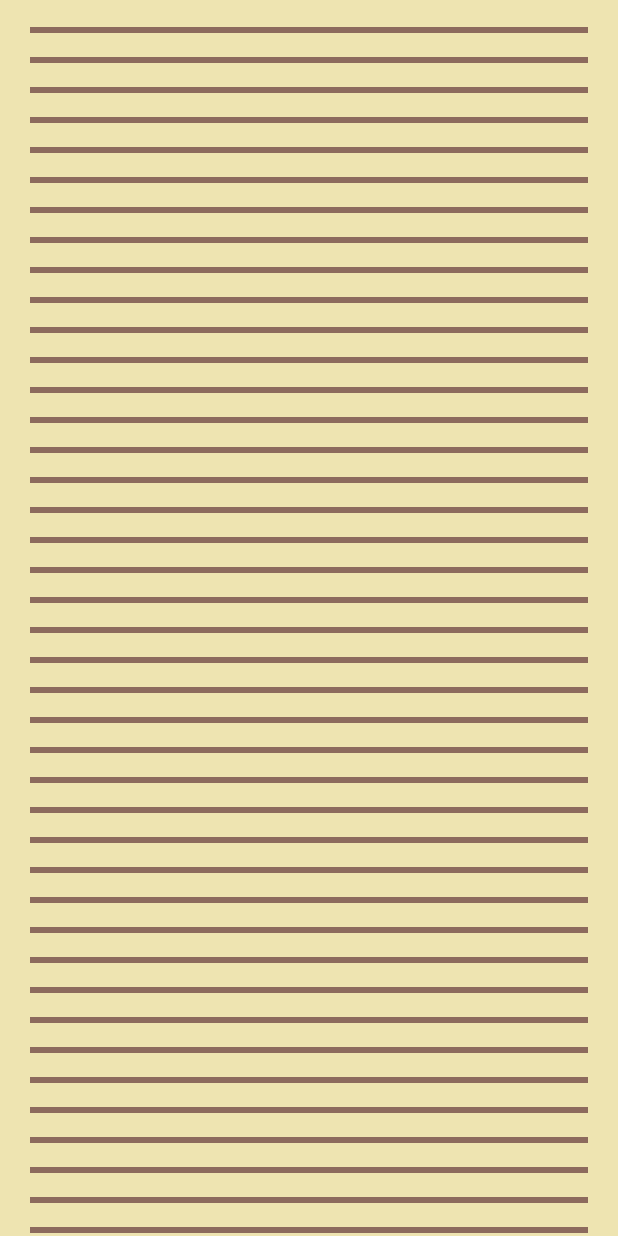
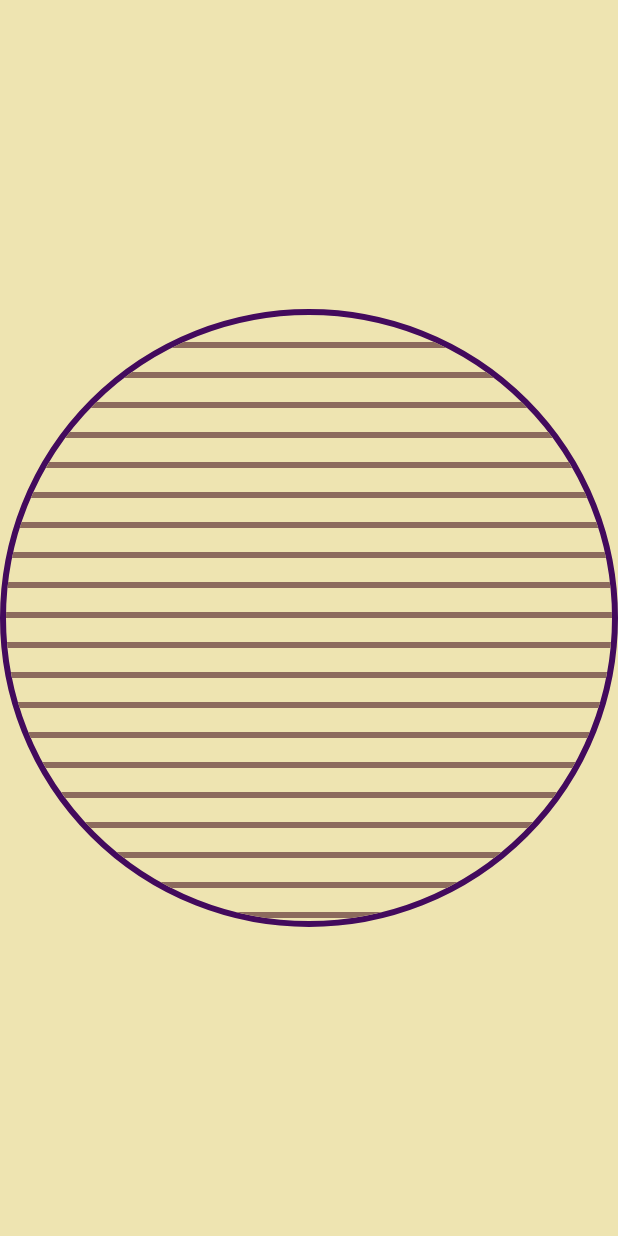
Before and after one commit to jsk9106/bouncing_string, a Flutter app: the screen it shows after launch, on a phone screen of 412 x 824 dp. Run offline on Flutter 3.47's test engine with Material 3 defaults, Android fonts, the phone set to English and light mode, and no system bars; our stand-ins replace get.

Commit message:
circle 추가, cursor 변경

```diff
--- /dev/null
+++ b/lib/config/global_assets.dart
@@ -0,0 +1,3 @@
+class GlobalAssets {
+  static const String pngCursor = 'assets/images/global/cursor.png';
+}
--- a/lib/screens/main/circle.dart
+++ /dev/null
@@ -1,53 +0,0 @@
-import 'package:bouncing_string/config/constants.dart';
-import 'package:flutter/material.dart';
-
-class Circle extends StatelessWidget {
-  const Circle({
-    super.key,
-    required this.screen,
-    required this.moveX,
-    required this.moveY,
-  });
-
-  final Size screen;
-  final double moveX;
-  final double moveY;
-
-  @override
-  Widget build(BuildContext context) {
-    final double circleRadius = screen.width * .04;
-
-    return CustomPaint(
-      size: Size(circleRadius, circleRadius),
-      painter: CirclePainter(
-        moveX: moveX,
-        moveY: moveY,
-      ),
-    );
-  }
-}
-
-class CirclePainter extends CustomPainter {
-  CirclePainter({
-    required this.moveX,
-    required this.moveY,
-  });
-
-  final double moveX;
-  final double moveY;
-
-  final _paint = Paint()
-    ..color = $style.colors.secondary
-    ..style = PaintingStyle.fill;
-
-  @override
-  void paint(Canvas canvas, Size size) {
-    canvas.drawOval(
-      Rect.fromLTWH(moveX - size.width / 2, moveY - size.height / 2, size.width, size.height),
-      _paint,
-    );
-  }
-
-  @override
-  bool shouldRepaint(CustomPainter oldDelegate) => true;
-}
--- a/lib/screens/main/main_page.dart
+++ b/lib/screens/main/main_page.dart
@@ -1,9 +1,10 @@
-import 'package:bouncing_string/data/bouncing_string.dart';
-import 'package:bouncing_string/data/point.dart';
+import 'dart:math' as math;
+
+import 'package:bouncing_string/config/constants.dart';
 import 'package:flutter/material.dart';
 import 'package:get/get.dart';
 
-import 'circle.dart';
+import 'cursor.dart';
 import 'controllers/main_controller.dart';
 import 'strings.dart';
 
@@ -14,22 +15,38 @@ class MainPage extends StatelessWidget {
 
   @override
   Widget build(BuildContext context) {
+    final Size screen = MediaQuery.of(context).size;
+    final double circleSize = math.max(screen.width, screen.height) * .5;
+
     return Scaffold(
-      body: LayoutBuilder(
+      body: Center(
+          child: Container(
+            width: circleSize,
+            height: circleSize,
+            decoration: BoxDecoration(
+              color: $style.colors.back,
+              borderRadius: BorderRadius.circular(circleSize),
+              border: Border.all(width: 4, color: $style.colors.secondary),
+            ),
+            child: ClipRRect(
+              borderRadius: BorderRadius.circular(circleSize),
+              child: LayoutBuilder(
                 builder: (context, constraints) {
                   final Size screen = constraints.biggest;
 
                   return GetBuilder<MainController>(
                     initState: (state) => controller.init(screen),
                     builder: (_) {
-              return Stack(
+                      return MouseRegion(
+                        cursor: controller.isClick ? SystemMouseCursors.none : SystemMouseCursors.basic,
+                        child: Stack(
                           children: [
                             Strings(
                               strings: controller.strings,
                               moveX: controller.moveX,
                               moveY: controller.moveY,
                             ),
-                  Circle(
+                            Cursor(
                               screen: screen,
                               moveX: controller.moveX,
                               moveY: controller.moveY,
@@ -40,11 +57,15 @@ class MainPage extends StatelessWidget {
                               onPanEnd: controller.onPanEnd,
                             ),
                           ],
+                        ),
                       );
                     },
                   );
                 },
               ),
+            ),
+          ),
+        ),
     );
   }
 }
--- a/lib/screens/main/strings.dart
+++ b/lib/screens/main/strings.dart
@@ -59,7 +59,7 @@ class StringPainter extends CustomPainter {
       moveY,
       controller.detect,
     )) {
-      controller.detect = 80;
+      controller.detect = 150;
       final double tx = (string.middle.ox + moveX) / 2;
       final double ty = moveY;
       string.middle.vx = tx - string.middle.x;
```
Also changed, not shown: lib/screens/main/controllers/main_controller.dart (+5 -17 lines), lib/screens/main/cursor.dart (added, +29 -0 lines), assets/images/global/arrow_left.svg (deleted), assets/images/global/cursor.png (added), assets/images/global/logo.svg (deleted), 1 other file. Lines whose indentation alone changed are shown as unchanged.
